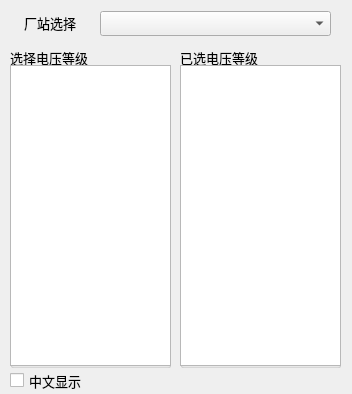
This is UI/powergradedlg.ui in rcswhuang/wfdbtool as Qt 5 draws it before an edit. The edited form follows.
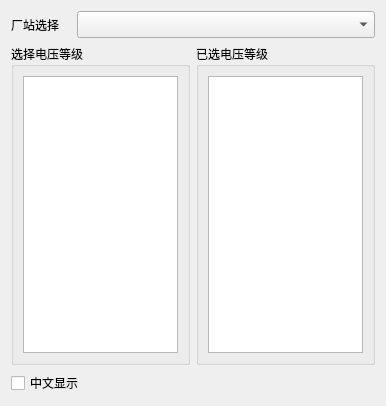
This is the edited form. Icons and pictures are not drawn.

```diff
--- a/UI/powergradedlg.ui
+++ b/UI/powergradedlg.ui
@@ -9,20 +9,20 @@
    <rect>
     <x>0</x>
     <y>0</y>
-    <width>352</width>
-    <height>394</height>
+    <width>386</width>
+    <height>406</height>
    </rect>
   </property>
   <property name="minimumSize">
    <size>
-    <width>352</width>
-    <height>394</height>
+    <width>386</width>
+    <height>406</height>
    </size>
   </property>
   <property name="maximumSize">
    <size>
-    <width>352</width>
-    <height>394</height>
+    <width>16777215</width>
+    <height>16777215</height>
    </size>
   </property>
   <property name="baseSize">
@@ -49,112 +49,98 @@
    <iconset resource="../mainwindow.qrc">
     <normaloff>:/image/config.png</normaloff>:/image/config.png</iconset>
   </property>
+  <layout class="QVBoxLayout" name="verticalLayout_3">
+   <item>
+    <layout class="QHBoxLayout" name="horizontalLayout" stretch="1,5">
+     <item>
   <widget class="QLabel" name="stationLabel">
-   <property name="geometry">
-    <rect>
-     <x>24</x>
-     <y>7</y>
-     <width>91</width>
-     <height>31</height>
-    </rect>
-   </property>
    <property name="font">
     <font>
-     <family>微软雅黑</family>
-     <pointsize>10</pointsize>
+         <family>宋体</family>
+         <pointsize>9</pointsize>
     </font>
    </property>
    <property name="text">
     <string>厂站选择</string>
    </property>
   </widget>
-  <widget class="QComboBox" name="stationCombo">
-   <property name="geometry">
-    <rect>
-     <x>100</x>
-     <y>11</y>
-     <width>231</width>
-     <height>25</height>
-    </rect>
-   </property>
-  </widget>
+     </item>
+     <item>
+      <widget class="QComboBox" name="stationCombo"/>
+     </item>
+    </layout>
+   </item>
+   <item>
+    <layout class="QHBoxLayout" name="horizontalLayout_2">
+     <item>
   <widget class="QGroupBox" name="groupBox">
-   <property name="geometry">
-    <rect>
-     <x>10</x>
-     <y>47</y>
-     <width>161</width>
-     <height>321</height>
-    </rect>
-   </property>
    <property name="font">
     <font>
-     <family>微软雅黑</family>
-     <pointsize>10</pointsize>
+         <family>宋体</family>
+         <pointsize>9</pointsize>
     </font>
    </property>
    <property name="title">
     <string>选择电压等级</string>
    </property>
-   <widget class="QListWidget" name="selectList">
-    <property name="geometry">
-     <rect>
-      <x>0</x>
-      <y>18</y>
-      <width>161</width>
-      <height>301</height>
-     </rect>
-    </property>
-   </widget>
-  </widget>
+       <layout class="QVBoxLayout" name="verticalLayout">
+        <item>
+         <widget class="QListWidget" name="selectList"/>
+        </item>
+       </layout>
+      </widget>
+     </item>
+     <item>
   <widget class="QGroupBox" name="groupBox_2">
-   <property name="geometry">
-    <rect>
-     <x>180</x>
-     <y>47</y>
-     <width>161</width>
-     <height>321</height>
-    </rect>
-   </property>
    <property name="font">
     <font>
-     <family>微软雅黑</family>
-     <pointsize>10</pointsize>
+         <family>宋体</family>
+         <pointsize>9</pointsize>
     </font>
    </property>
    <property name="title">
     <string>已选电压等级</string>
    </property>
-   <widget class="QListWidget" name="selectedList">
-    <property name="geometry">
-     <rect>
-      <x>0</x>
-      <y>18</y>
-      <width>161</width>
-      <height>301</height>
-     </rect>
-    </property>
-   </widget>
-  </widget>
+       <layout class="QVBoxLayout" name="verticalLayout_2">
+        <item>
+         <widget class="QListWidget" name="selectedList"/>
+        </item>
+       </layout>
+      </widget>
+     </item>
+    </layout>
+   </item>
+   <item>
+    <layout class="QHBoxLayout" name="horizontalLayout_3">
+     <item>
   <widget class="QCheckBox" name="chineseCheckBox">
-   <property name="geometry">
-    <rect>
-     <x>10</x>
-     <y>370</y>
-     <width>191</width>
-     <height>21</height>
-    </rect>
-   </property>
    <property name="font">
     <font>
-     <family>微软雅黑</family>
-     <pointsize>10</pointsize>
+         <family>宋体</family>
+         <pointsize>9</pointsize>
     </font>
    </property>
    <property name="text">
     <string>中文显示 </string>
    </property>
   </widget>
+     </item>
+     <item>
+      <spacer name="horizontalSpacer">
+       <property name="orientation">
+        <enum>Qt::Horizontal</enum>
+       </property>
+       <property name="sizeHint" stdset="0">
+        <size>
+         <width>40</width>
+         <height>20</height>
+        </size>
+       </property>
+      </spacer>
+     </item>
+    </layout>
+   </item>
+  </layout>
  </widget>
  <resources>
   <include location="../mainwindow.qrc"/>
```
Lines whose indentation alone changed are shown as unchanged.
